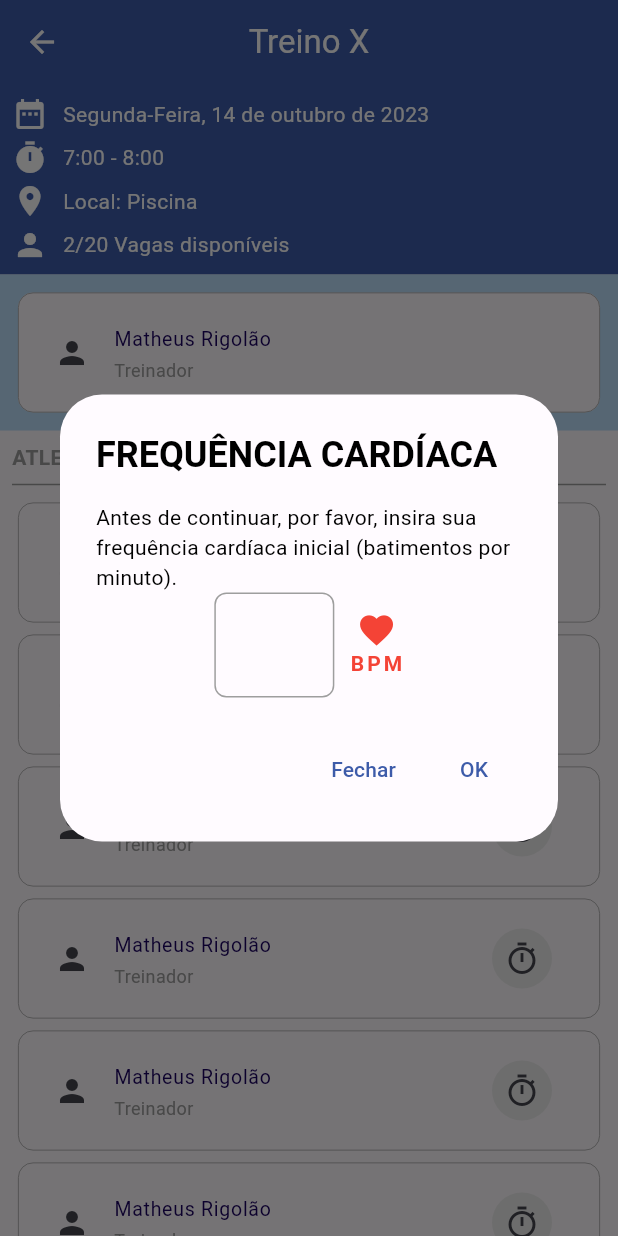
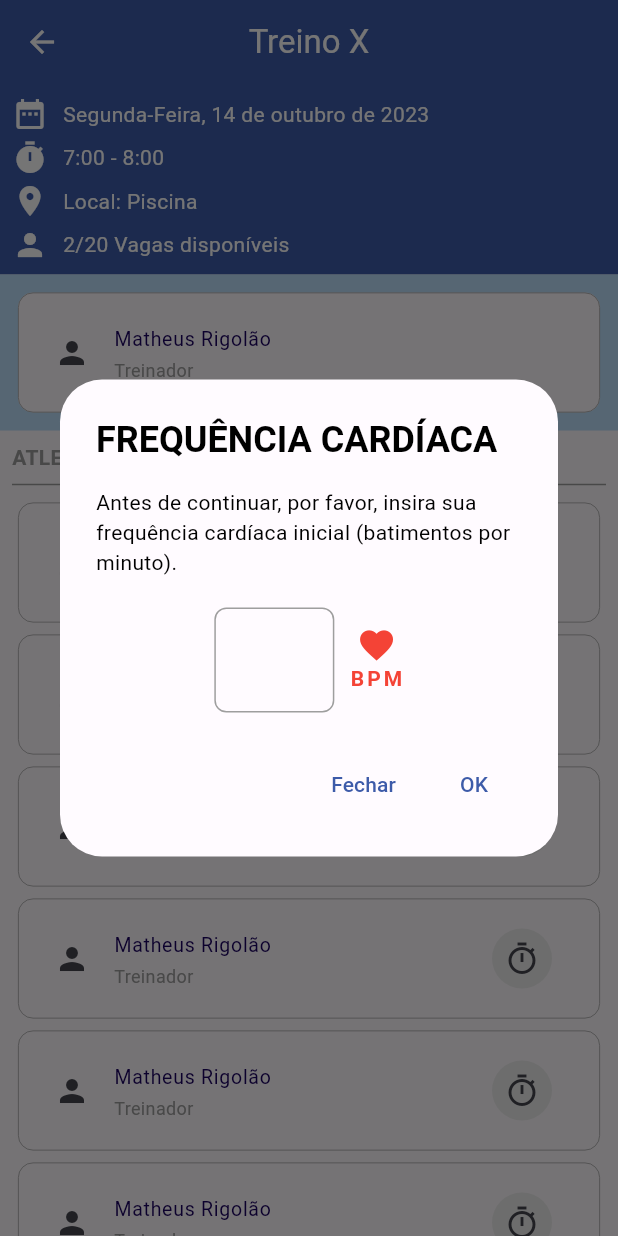
Before and after one commit to Rigolao/Desafio_Natacao, a Flutter app: the AtletaTreinoContent screen opened by its route, after a tap on the "timer" icon, on a phone screen of 412 x 824 dp. Run offline on Flutter 3.47's test engine with Material 2 defaults, Android fonts, the phone set to English and light mode, and no system bars; our stand-ins replace file_picker.

Commit message:
Fix: Arrumando navegação.

```diff
--- a/lib/atletas_treino/atletas_treino_content.dart
+++ b/lib/atletas_treino/atletas_treino_content.dart
@@ -2,6 +2,9 @@ import 'package:desafio_6_etapa/shared/person_card.dart';
 import 'package:desafio_6_etapa/theme/theme.g.dart';
 import 'package:flutter/cupertino.dart';
 import 'package:flutter/material.dart';
+import 'package:provider/provider.dart';
+
+import 'atletas_treino_controller.dart';
 
 class AtletaTreinoContent extends StatefulWidget {
   const AtletaTreinoContent({Key? key});
@@ -13,6 +16,11 @@ class AtletaTreinoContent extends StatefulWidget {
 class _AtletaTreinoContentState extends State<AtletaTreinoContent> {
   @override
   Widget build(BuildContext context) {
+    return ChangeNotifierProvider(
+      create: (context) => AtletasTreinoController(),
+      builder: (context, child) {
+        return Consumer<AtletasTreinoController>(
+          builder: (context, controller, child) {
             return Scaffold(
                 appBar: AppBar(
                   iconTheme: const IconThemeData(color: Colors.white),
@@ -144,4 +152,8 @@ class _AtletaTreinoContentState extends State<AtletaTreinoContent> {
                 ),
             );
           }
+        );
       }
+    );
+  }
+}
--- a/lib/atletas_treino/atletas_treino_controller.dart
+++ b/lib/atletas_treino/atletas_treino_controller.dart
@@ -0,0 +1,13 @@
+import 'package:flutter/material.dart';
+
+import 'atletas_treino_state.dart';
+
+class AtletasTreinoController extends ChangeNotifier{
+    final state = AtletasTreinoState();
+
+    AtletasTreinoState get _state => state;
+
+    void voltar(BuildContext context) {
+        Navigator.of(context).pop();
+    }
+}
--- a/lib/atletas_treino/atletas_treino_state.dart
+++ b/lib/atletas_treino/atletas_treino_state.dart
@@ -0,0 +1,9 @@
+class AtletasTreinoState {
+  bool isLoading;
+  String error;
+
+  AtletasTreinoState({
+    this.isLoading = true,
+    this.error = '',
+  });
+}
--- a/lib/home/home_controller.dart
+++ b/lib/home/home_controller.dart
@@ -129,6 +129,8 @@ class HomeController extends ChangeNotifier {
 class Page2 extends StatelessWidget {
   @override
   Widget build(BuildContext context) {
-    return const AtletaTreinoContent();
+    return const Center(
+      child: Text('Histórico de treinos'),
+    );
   }
 }
--- a/lib/login/login_content.dart
+++ b/lib/login/login_content.dart
@@ -17,8 +17,6 @@ class LoginContent extends StatefulWidget {
 class _LoginContentState extends State<LoginContent> {
   @override
   Widget build(BuildContext context) {
-    final appController = Provider.of<AppController>(context, listen: false);
-
     return ChangeNotifierProvider(
         create: (context) => LoginController(),
         builder: (context, child) {
--- a/lib/main.dart
+++ b/lib/main.dart
@@ -28,7 +28,7 @@ class MyApp extends StatelessWidget {
   Widget build(BuildContext context) {
     return MultiProvider(
       providers: [
-        ChangeNotifierProvider(create: (context) => HomeController()), // Fornecendo o HomeController
+        ChangeNotifierProvider(create: (context) => HomeController()),
         ChangeNotifierProvider(create: (context) => AppController()),
       ],
       child: MaterialApp(
@@ -45,7 +45,7 @@ class MyApp extends StatelessWidget {
           '/treino': (context) => const AtletaTreinoContent(),
           '/cadastrar-usuario': (context) => const CadastrarUsuarioContent(),
           '/cadastrar-treino': (context) => const CadastrarTreinoContent(),
-          '/nova': (context) => const CronometroContent(),
+          '/cronometro': (context) => const CronometroContent(),
         }
       ),
     );
--- a/lib/shared/person_card.dart
+++ b/lib/shared/person_card.dart
@@ -1,4 +1,3 @@
-  //import 'package:desafio_6_etapa/animation/HeartbeatIcon.dart';
 import 'package:flutter/material.dart';
 import 'package:flutter/services.dart';
 
@@ -61,6 +60,7 @@ import '../animation/HeartbeatIcon.dart';
                       color: Colors.black,
                     ),
                   ),
+                  const SizedBox(height: 20),
                   Row(
                     mainAxisAlignment: MainAxisAlignment.center,
                     children: [
@@ -71,7 +71,7 @@ import '../animation/HeartbeatIcon.dart';
                             color: Colors.grey,
                             width: 1.0,
                           ),
-                          borderRadius: BorderRadius.all(Radius.circular(8.0)),
+                          borderRadius: const BorderRadius.all(Radius.circular(8.0)),
                         ),
                         child: Padding(
                           padding: const EdgeInsets.symmetric(
@@ -79,7 +79,7 @@ import '../animation/HeartbeatIcon.dart';
                             horizontal: 16,
                           ),
                           child: TextField(
-                            style: TextStyle(
+                            style: const TextStyle(
                               fontWeight: FontWeight.normal,
                               fontSize: 24.0,
                               color: Colors.black,
@@ -89,20 +89,19 @@ import '../animation/HeartbeatIcon.dart';
                               LengthLimitingTextInputFormatter(3),
                               FilteringTextInputFormatter.digitsOnly,
                             ],
-                            decoration: InputDecoration(
+                            decoration: const InputDecoration(
                               enabledBorder: InputBorder.none,
-                              // Remove o sublinhado
                               focusedBorder: InputBorder.none,
                             ),
                           ),
                         ),
                       ),
-                      SizedBox(width: 10),
+                      const SizedBox(width: 10),
                       Column(
                         mainAxisAlignment: MainAxisAlignment.center,
                         children: [
                           HeartbeatIcon(),
-                          Text(
+                          const Text(
                             'BPM',
                             style: TextStyle(
                               letterSpacing: 2.0,
@@ -120,15 +119,16 @@ import '../animation/HeartbeatIcon.dart';
             actions: <Widget>[
               TextButton(
                 onPressed: () {
-                  Navigator.of(context).pop(); // Fechar o diálogo
+                  Navigator.of(context).pop();
                 },
-                child: Text('Fechar'),
+                child: const Text('Fechar'),
               ),
               TextButton(
                 onPressed: () {
-                  // Lidar com a ação do botão OK aqui
+                  Navigator.of(context).pop();
+                  Navigator.pushNamed(context, '/cronometro');
                 },
-                child: Text('OK'),
+                child: const Text('OK'),
               ),
             ],
           );
--- a/lib/treino/treino_state.dart
+++ b/lib/treino/treino_state.dart
@@ -1,5 +1,6 @@
 class TreinoState {
-  final int treinos;
+  bool isLoading;
+  int treinos;
 
-  TreinoState(this.treinos);
+  TreinoState({this.treinos = 1, this.isLoading = true});
 }
```
Also changed, not shown: lib/treino/treino_content.dart (+15 -7 lines), lib/treino/treino_controller.dart (+9 -2 lines). Lines whose indentation alone changed are shown as unchanged.
